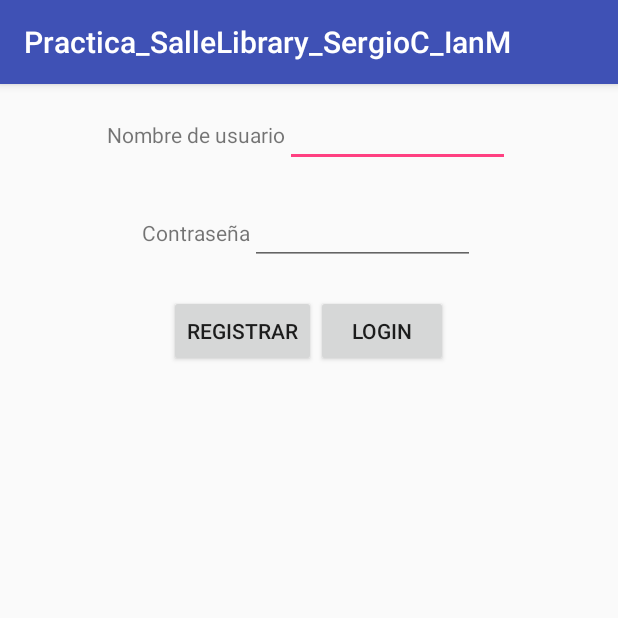
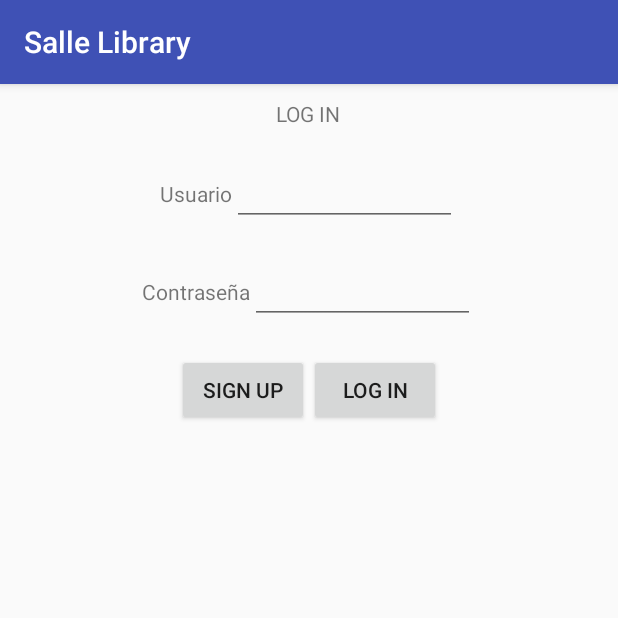
Before and after one commit to cifupetit/Practica_SalleLibrary_SergioC_IanM, an Android app: the fragment LoginFragment shown on its own in the app's theme, on a phone screen of 412 x 824 dp, the top half of it. Run offline under Robolectric (Android 15) with nearby library versions, the phone set to English and light mode, and no system bars.

```diff
--- a/app/src/main/java/com/example/cifu/practica_sallelibrary_sergioc_ianm/fragments/LoginFragment.java
+++ b/app/src/main/java/com/example/cifu/practica_sallelibrary_sergioc_ianm/fragments/LoginFragment.java
@@ -1,15 +1,14 @@
 package com.example.cifu.practica_sallelibrary_sergioc_ianm.fragments;
 
-
 import android.os.Bundle;
-import android.support.v4.app.Fragment;
+import android.app.Fragment;
 import android.view.LayoutInflater;
 import android.view.View;
 import android.view.ViewGroup;
 import android.widget.Button;
 import android.widget.EditText;
-import android.widget.TextView;
 
+import com.example.cifu.practica_sallelibrary_sergioc_ianm.MainActivity;
 import com.example.cifu.practica_sallelibrary_sergioc_ianm.R;
 
 /**
@@ -17,12 +16,8 @@ import com.example.cifu.practica_sallelibrary_sergioc_ianm.R;
  */
 public class LoginFragment extends Fragment implements View.OnClickListener {
 
-    private TextView nombreUsuarioText;
-    private EditText nombreUsuarioValue;
-    private TextView contraseñaUsuarioText;
-    private EditText contraseñaUsuarioValue;
-    private Button login;
-    private Button register;
+    private EditText usuarioValue, contraseñaValue;
+    private Button login,signup;
 
     public LoginFragment() {
         // Required empty public constructor
@@ -33,23 +28,29 @@ public class LoginFragment extends Fragment implements View.OnClickListener {
     public View onCreateView(LayoutInflater inflater, ViewGroup container,
                              Bundle savedInstanceState) {
         // Inflate the layout for this fragment
-        View view = inflater.inflate(R.layout.fragment_login_fragment, container, false);
+        View view = inflater.inflate(R.layout.login_fragment, container, false);
 
-        nombreUsuarioText = view.findViewById(R.id.login_nombre_text);
-        nombreUsuarioValue = view.findViewById(R.id.login_nombre_value);
-        contraseñaUsuarioText = view.findViewById(R.id.login_password_text);
-        contraseñaUsuarioValue = view.findViewById(R.id.login_nombre_value);
+        usuarioValue = view.findViewById(R.id.login_usuario_value);
+        contraseñaValue = view.findViewById(R.id.login_password_value);
         login = view.findViewById(R.id.login_login_button);
-        register = view.findViewById(R.id.login_register_button);
+        signup = view.findViewById(R.id.login_signup_button);
 
         login.setOnClickListener(this);
-        register.setOnClickListener(this);
+        signup.setOnClickListener(this);
 
         return view;
     }
 
     @Override
     public void onClick(View view) {
+        if (view.getId() == R.id.login_login_button) {
 
+        }
+
+        if (view.getId() == R.id.login_signup_button) {
+            MainActivity activity = (MainActivity) getActivity();
+            activity.onRegisterSelected();
+        }
     }
+
 }
--- a/app/src/main/res/layout/fragment_login_fragment.xml
+++ b/app/src/main/res/layout/login_fragment.xml
@@ -18,13 +18,27 @@
         <TextView
             android:layout_width="wrap_content"
             android:layout_height="wrap_content"
-            android:text="@string/nombre_usuario"
-            android:id="@+id/login_nombre_text"/>
+            android:id="@+id/login_title_text"
+            android:text="@string/login_title"/>
+
+    </LinearLayout>
+
+    <LinearLayout
+        android:layout_width="wrap_content"
+        android:layout_height="wrap_content"
+        android:orientation="horizontal"
+        android:layout_margin="@dimen/margin_standard">
+
+        <TextView
+            android:layout_width="wrap_content"
+            android:layout_height="wrap_content"
+            android:text="@string/usuario"
+            android:id="@+id/login_usuario_text"/>
 
         <EditText
             android:layout_width="@dimen/tamaño_editText_login"
             android:layout_height="wrap_content"
-            android:id="@+id/login_nombre_value"
+            android:id="@+id/login_usuario_value"
             />
     </LinearLayout>
 
@@ -56,8 +70,8 @@
         <Button
             android:layout_width="wrap_content"
             android:layout_height="wrap_content"
-            android:text="@string/registrar"
-            android:id="@+id/login_register_button"
+            android:text="@string/signup"
+            android:id="@+id/login_signup_button"
             />
 
         <Button
--- a/app/src/main/res/values/strings.xml
+++ b/app/src/main/res/values/strings.xml
@@ -1,11 +1,15 @@
 <resources>
-    <string name="app_name">Practica_SalleLibrary_SergioC_IanM</string>
+    <string name="app_name">Salle Library</string>
     <string name="Salle_Library">Salle Library</string>
-    <string name="nombre_usuario">Nombre de usuario</string>
+    <string name="usuario">Usuario</string>
     <string name="contraseña">Contraseña</string>
+    <string name="signup_title">SIGN UP</string>
+    <string name="login_title">LOG IN</string>
+    <string name="nombre">Nombre</string>
+    <string name="apellido">Apellido</string>
 
     <!-- TODO: Remove or change this placeholder text -->
     <string name="hello_blank_fragment">Hello blank fragment</string>
-    <string name="login">Login</string>
-    <string name="registrar">Registrar</string>
+    <string name="login">Log in</string>
+    <string name="signup">Sign up</string>
 </resources>
```
Also changed, not shown: app/src/main/java/com/example/cifu/practica_sallelibrary_sergioc_ianm/MainActivity.java (+23 -1 lines), app/src/main/java/com/example/cifu/practica_sallelibrary_sergioc_ianm/fragments/RegisterFragment.java (deleted, +0 -52 lines), app/src/main/java/com/example/cifu/practica_sallelibrary_sergioc_ianm/fragments/SignupFragment.java (added, +88 -0 lines), app/src/main/res/layout/activity_main.xml (+2 -10 lines), app/src/main/res/layout/fragment_register_fragment.xml (deleted, +0 -52 lines), app/src/main/res/layout/signup_fragment.xml (added, +118 -0 lines).
